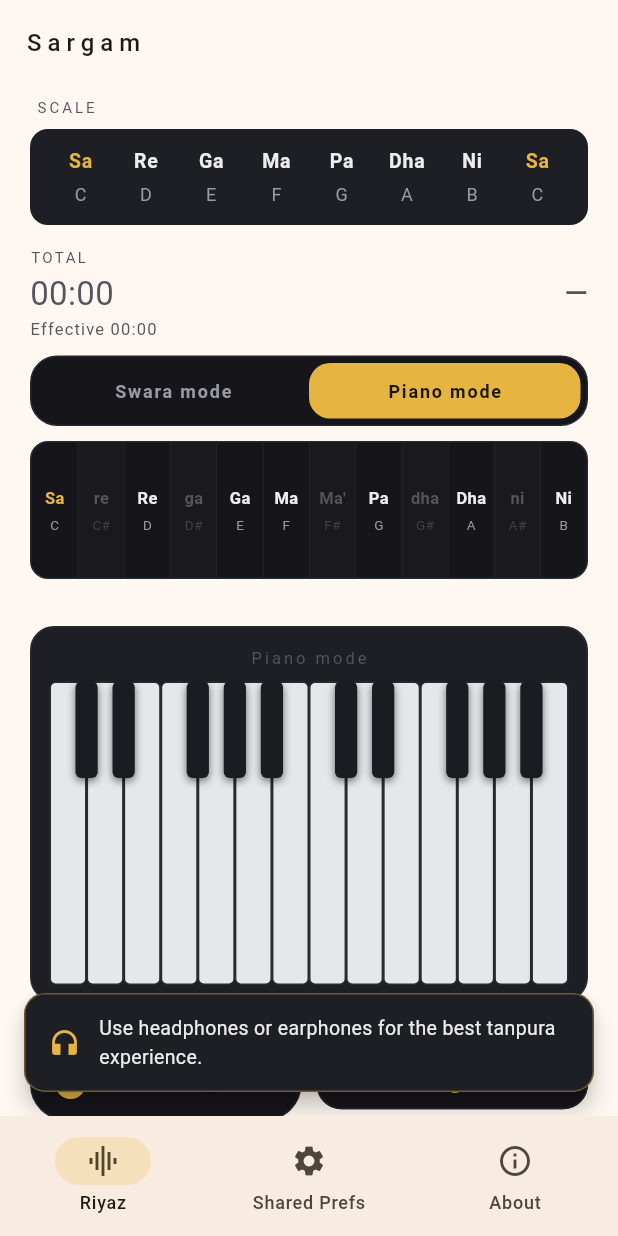
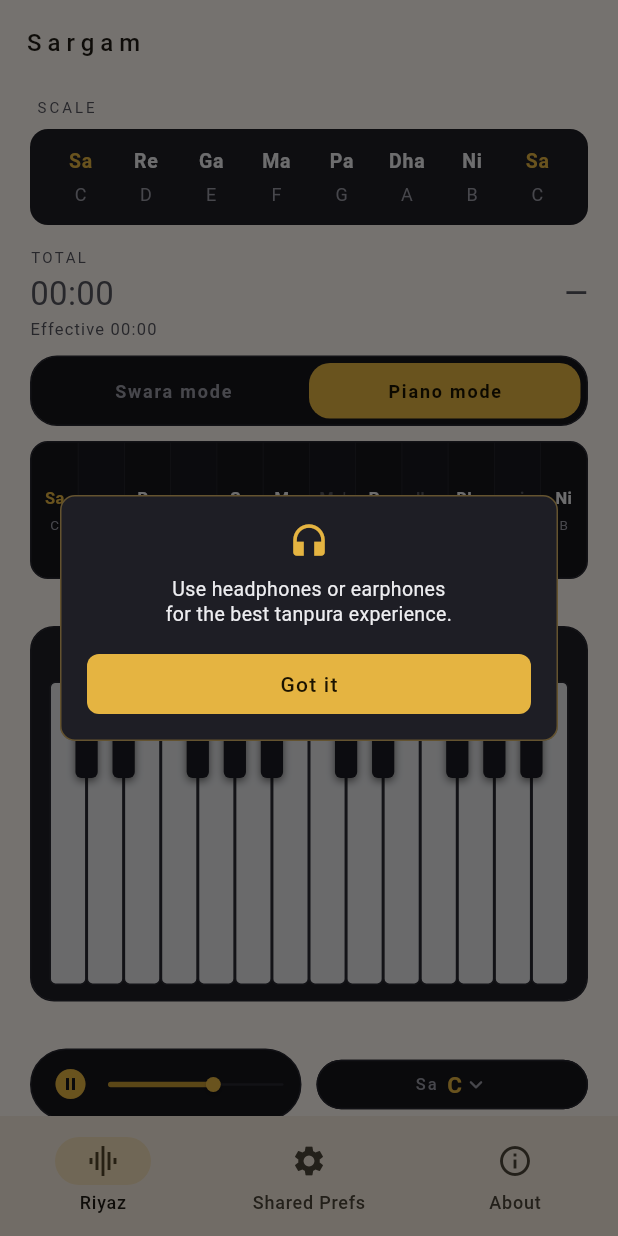
Before and after one commit to KabirKhanuja/Sargam, a Flutter app: the screen it shows after launch, after a tap on "Piano mode", after a tap on the "play circle" icon, on a phone screen of 412 x 824 dp. Run offline on Flutter 3.47's test engine with Material 3 defaults, Android fonts, the phone set to English and light mode, and no system bars; our stand-ins replace audioplayers, flutter_riverpod, shared_preferences; missing offline and left inert: pitch_detector_dart, record.

Commit message:
pop up for headphones

```diff
--- a/lib/features/tanpura/presentation/tanpura_controls.dart
+++ b/lib/features/tanpura/presentation/tanpura_controls.dart
@@ -69,30 +69,56 @@
   }
 
   void _showHeadphonesReminder(BuildContext context) {
-    ScaffoldMessenger.of(context).clearSnackBars();
-    ScaffoldMessenger.of(context).showSnackBar(
-      SnackBar(
-        behavior: SnackBarBehavior.floating,
+    showDialog<void>(
+      context: context,
+      barrierDismissible: true,
+      builder: (context) {
+        return Dialog(
           backgroundColor: AppColors.surfaceHigh,
-        duration: const Duration(seconds: 4),
-        margin: const EdgeInsets.all(16),
           shape: RoundedRectangleBorder(
-          borderRadius: BorderRadius.circular(14),
-          side: BorderSide(color: AppColors.gold.withValues(alpha: 0.4)),
+            borderRadius: BorderRadius.circular(10),
+            side: BorderSide(color: AppColors.gold.withValues(alpha: 0.35)),
           ),
-        content: Row(
-          children: const [
-            Icon(Icons.headphones, color: AppColors.gold, size: 22),
-            SizedBox(width: 12),
-            Expanded(
-              child: Text(
-                'Use headphones or earphones for the best tanpura experience.',
-                style: TextStyle(color: AppColors.textPrimary, fontSize: 13),
+          child: Padding(
+            padding: const EdgeInsets.fromLTRB(18, 16, 18, 14),
+            child: Column(
+              mainAxisSize: MainAxisSize.min,
+              children: [
+                const Icon(Icons.headphones, color: AppColors.gold, size: 28),
+                const SizedBox(height: 10),
+                const Text(
+                  'Use headphones or earphones\nfor the best tanpura experience.',
+                  textAlign: TextAlign.center,
+                  style: TextStyle(
+                    color: AppColors.textPrimary,
+                    fontSize: 13,
+                    height: 1.3,
+                  ),
+                ),
+                const SizedBox(height: 14),
+                SizedBox(
+                  width: double.infinity,
+                  child: FilledButton(
+                    onPressed: () => Navigator.of(context).pop(),
+                    style: FilledButton.styleFrom(
+                      backgroundColor: AppColors.gold,
+                      foregroundColor: const Color(0xFF1B1300),
+                      shape: RoundedRectangleBorder(
+                        borderRadius: BorderRadius.circular(8),
+                      ),
+                      padding: const EdgeInsets.symmetric(vertical: 10),
+                    ),
+                    child: const Text(
+                      'Got it',
+                      style: TextStyle(letterSpacing: 0.8),
+                    ),
                   ),
                 ),
               ],
             ),
           ),
         );
+      },
+    );
   }
 }
```
Lines whose indentation alone changed are shown as unchanged.
